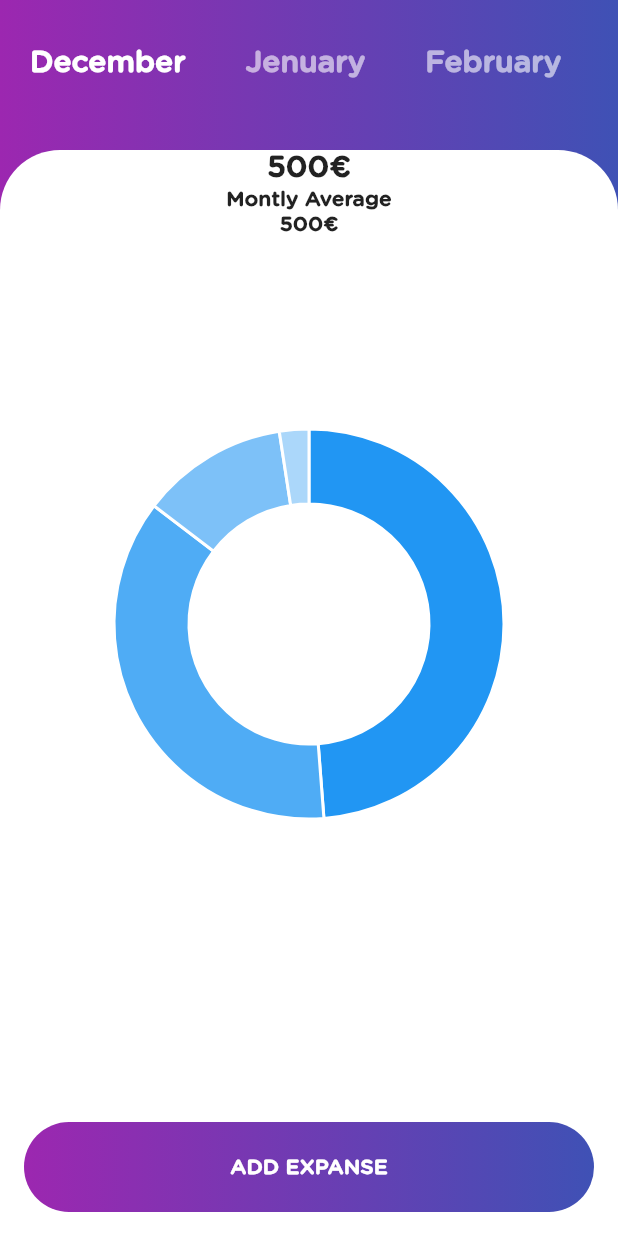
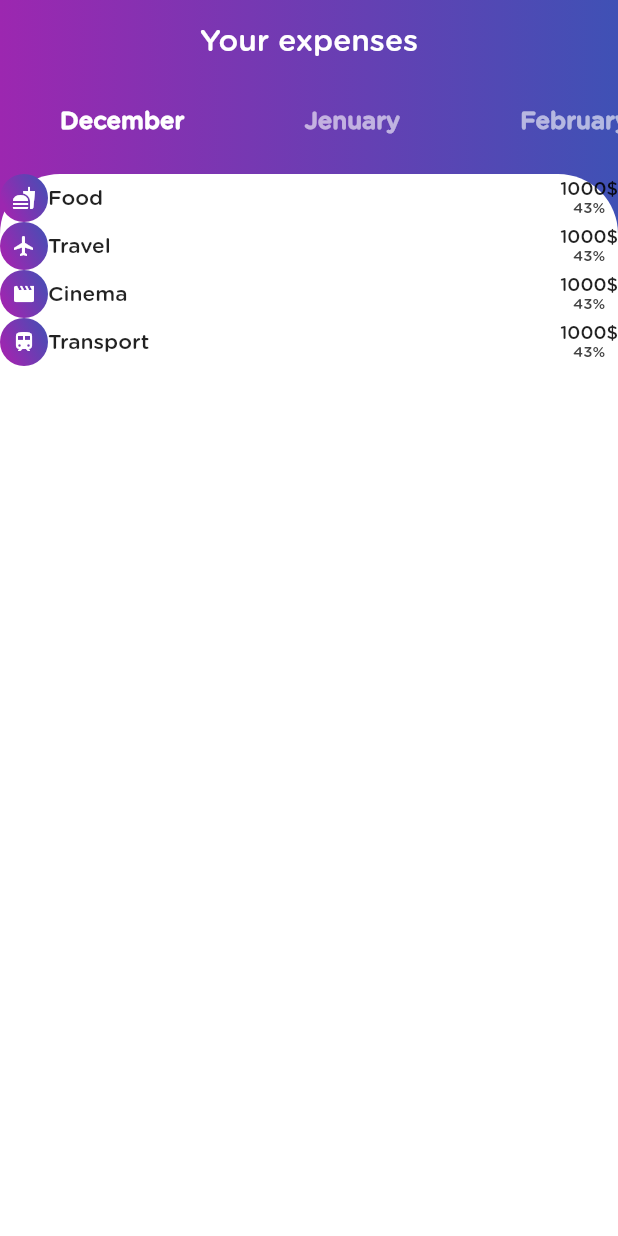
Before and after one commit to racheleantonio/coins, a Flutter app: the screen it shows after launch, on a phone screen of 412 x 824 dp. Run offline on Flutter 3.47's test engine with Material 2 defaults, Android fonts, the phone set to English and light mode, and no system bars; drawn by our look-alikes of pie_chart; our stand-ins replace charts_flutter.

Commit message:
category list

```diff
--- a/lib/models/user.dart
+++ b/lib/models/user.dart
@@ -11,6 +11,7 @@ class User {
 
 class Month {
   String name;
-  HashMap<Category, List<Expanse>> month_expanses;
-  Month({this.month_expanses, this.name});
+  int total;
+  HashMap<Category, List<Expanse>> monthExpanses;
+  Month({this.monthExpanses, this.name, this.total});
 }
--- a/lib/shared/util.dart
+++ b/lib/shared/util.dart
@@ -1,8 +1,18 @@
 import 'package:flutter/material.dart';
 
 enum Category { food, travel, cinema, transport }
-
+final List<String> categories = ["Food", "Travel", "Cinema", "Transport"];
+final Map<String,IconData> icons= {
+  "Food":Icons.fastfood ,
+  "Transport":Icons.train,
+  "Travel":Icons.flight,
+  "Cinema":Icons.movie,
+};
 var grad = LinearGradient(
       begin: Alignment.centerLeft,
       end: Alignment.centerRight,
       colors: <Color>[Colors.purple, Colors.indigo]);
+var grad2 = LinearGradient(
+      begin: Alignment.centerLeft,
+      end: Alignment.topRight,
+      colors: <Color>[Colors.purple, Colors.indigo]);
--- a/lib/sreeens/home.dart
+++ b/lib/sreeens/home.dart
@@ -1,7 +1,8 @@
 import 'package:flutter/material.dart';
-import 'package:charts_flutter/flutter.dart' as charts;
 import 'package:flutter/services.dart';
 import 'package:pie_chart/pie_chart.dart';
+import 'package:testProject/widgets/category_list.dart';
+import 'package:testProject/widgets/chart.dart';
 import '../shared/util.dart';
 import '../widgets/month_selector.dart';
 
@@ -44,17 +45,14 @@ class HomeScreenState extends State<HomeScreen> {
     var chart = DonutPieChart.withSampleData();
 
     var total = new Text(
-
       counter.toString() + '€',
       style: TextStyle(fontWeight: FontWeight.w900, fontSize: 20),
       textAlign: TextAlign.center,
-
     );
     var average = new Text(
       'Montly Average\n' + counter.toString() + '€',
       style: TextStyle(fontWeight: FontWeight.w900, fontSize: 14),
       textAlign: TextAlign.center,
-
     );
     var inner = new ListView(
       children: <Widget>[
@@ -65,7 +63,7 @@ class HomeScreenState extends State<HomeScreen> {
     var recap = new Container(
         height: 300,
         width: 300,
-        child: new Stack(children: <Widget>[chart, Center(child: inner)]));
+        child: new Stack(children: <Widget>[chart, Center(child: total)]));
 
     var button = new Container(
       padding: const EdgeInsets.all(16.0),
@@ -83,27 +81,36 @@ class HomeScreenState extends State<HomeScreen> {
               style: TextStyle(
                   color: Colors.white,
                   fontSize: 14,
-                fontWeight: FontWeight.bold
-              ),
+                  fontWeight: FontWeight.bold),
             ),
           ),
         ),
       ),
     );
 
-    return Scaffold(
+    return Container(
+      decoration: BoxDecoration(gradient: grad),
+      child: Scaffold(
         backgroundColor: Colors.transparent,
-        body: Container(
-          decoration: BoxDecoration(gradient: grad),
-          child: Column(
+        appBar: AppBar(
+          elevation: 0,
+          backgroundColor: Colors.transparent,
+          title: new Center(
+              child: Text(
+            "Your expenses",
+            textAlign: TextAlign.center,
+          )),
+        ),
+        body: Column(
           children: <Widget>[
             MonthSelector(),
             Expanded(
               child: Container(
                 child: Column(
                   children: <Widget>[
-                      Expanded(child: recap),
-                      button,
+                    // Expanded(child: recap),
+                    CategoryList(),
+                    // button,
                   ],
                 ),
                 decoration: BoxDecoration(
@@ -117,59 +124,7 @@ class HomeScreenState extends State<HomeScreen> {
             // dash,
           ],
         ),
-        ));
+      ),
+    );
   }
 }
-
-class DonutPieChart extends StatelessWidget {
-  final List<charts.Series> seriesList;
-  final bool animate;
-
-  DonutPieChart(this.seriesList, {this.animate});
-
-  /// Creates a [PieChart] with sample data and no transition.
-  factory DonutPieChart.withSampleData() {
-    return new DonutPieChart(
-      _createSampleData(),
-      // Disable animations for image tests.
-      animate: true,
-    );
-  }
-
-  @override
-  Widget build(BuildContext context) {
-    return new charts.PieChart(seriesList,
-        animate: animate,
-        animationDuration: Duration(milliseconds: 1000),
-        // Configure the width of the pie slices to 60px. The remaining space in
-        // the chart will be left as a hole in the center.
-        defaultRenderer: new charts.ArcRendererConfig(arcWidth: 50));
-  }
-
-  /// Create one series with sample hard coded data.
-  static List<charts.Series<LinearSales, int>> _createSampleData() {
-    final data = [
-      new LinearSales(0, 100),
-      new LinearSales(1, 75),
-      new LinearSales(2, 25),
-      new LinearSales(3, 5),
-    ];
-
-    return [
-      new charts.Series<LinearSales, int>(
-        id: 'Sales',
-        domainFn: (LinearSales sales, _) => sales.year,
-        measureFn: (LinearSales sales, _) => sales.sales,
-        data: data,
-      )
-    ];
-  }
-}
-
-/// Sample linear data type.
-class LinearSales {
-  final int year;
-  final int sales;
-
-  LinearSales(this.year, this.sales);
-}
--- /dev/null
+++ b/lib/widgets/category_list.dart
@@ -0,0 +1,56 @@
+import 'package:flutter/material.dart';
+import 'package:testProject/shared/util.dart';
+
+class CategoryList extends StatefulWidget {
+  @override
+  _CategoryListState createState() => _CategoryListState();
+}
+
+class _CategoryListState extends State<CategoryList> {
+  @override
+  Widget build(BuildContext context) {
+    return Expanded(
+      child: ListView.builder(
+        itemCount: 4,
+        itemBuilder: (BuildContext context, int index) {
+          return Row(
+            mainAxisAlignment: MainAxisAlignment.spaceBetween,
+            children: <Widget>[
+              Row(
+                children: <Widget>[
+                  Container(
+                    decoration:
+                        BoxDecoration(gradient: grad2, shape: BoxShape.circle),
+                    padding: EdgeInsets.all(8.0),
+                    child: Icon(
+                      icons[categories[index]],
+                      color: Colors.white,
+                      size: 16.0,
+                      semanticLabel: 'Text to announce in accessibility modes',
+                    ),
+                  ),
+                  Column(
+                    children: <Widget>[
+                      Text(
+                        categories[index],
+                        style: TextStyle(
+                            fontSize: 14),
+                      )
+                    ],
+                  ),
+                ],
+              ),
+              Column(
+                children: <Widget>[
+                  Text("1000\$",style: TextStyle(
+                            fontSize: 12, )),
+                  Text("43%",style:TextStyle(color: Colors.grey[800],fontSize: 10,))
+                ],
+              )
+            ],
+          );
+        },
+      ),
+    );
+  }
+}
--- /dev/null
+++ b/lib/widgets/chart.dart
@@ -0,0 +1,56 @@
+import 'package:flutter/material.dart';
+import 'package:charts_flutter/flutter.dart' as charts;
+
+class DonutPieChart extends StatelessWidget {
+  final List<charts.Series> seriesList;
+  final bool animate;
+
+  DonutPieChart(this.seriesList, {this.animate});
+
+  /// Creates a [PieChart] with sample data and no transition.
+  factory DonutPieChart.withSampleData() {
+    return new DonutPieChart(
+      _createSampleData(),
+      animate: true,
+    );
+  }
+
+  @override
+  Widget build(BuildContext context) {
+    return new charts.PieChart(seriesList,
+        animate: animate,
+        animationDuration: Duration(milliseconds: 1000),
+        // Configure the width of the pie slices to 60px. The remaining space in
+        // the chart will be left as a hole in the center.
+        defaultRenderer: new charts.ArcRendererConfig(arcWidth: 50));
+  }
+
+  /// Create one series with sample hard coded data.
+  static List<charts.Series<LinearSales, int>> _createSampleData() {
+    final data = [
+      new LinearSales(0, 100),
+      new LinearSales(1, 333),
+      new LinearSales(2, 333),
+      new LinearSales(666, 333),
+    ];
+
+    return [
+      new charts.Series<LinearSales, int>(
+        id: 'Sales',
+        seriesColor: charts.ColorUtil.fromDartColor(Colors.white),
+        domainFn: (LinearSales sales, _) => sales.year,
+        measureFn: (LinearSales sales, _) => sales.sales,
+        // colorFn: (LinearSales sales, _)=> Colors.red,
+        data: data,
+      )
+    ];
+  }
+}
+
+/// Sample linear data type.
+class LinearSales {
+  final int year;
+  final int sales;
+
+  LinearSales(this.year, this.sales);
+}
--- a/lib/widgets/month_selector.dart
+++ b/lib/widgets/month_selector.dart
@@ -8,11 +8,11 @@ class MonthSelector extends StatefulWidget {
 
 class _MonthSelectorState extends State<MonthSelector> {
   int selectedIndex=0;
-  final List<String> months=["December","Jenuary", "February","March"];
+  final List<String> months=["December","Jenuary", "February","March", "April", "May", "June"];
   @override
   Widget build(BuildContext context) {
     return Container(
-      height: 100.0,
+      height: 60.0,
       child: ListView.builder(
         scrollDirection: Axis.horizontal,
         itemCount:months.length,
@@ -28,11 +28,11 @@ class _MonthSelectorState extends State<MonthSelector> {
               children: <Widget>[
                 Padding(
                   padding: EdgeInsets.symmetric(
-                    horizontal: 20,vertical: 30
+                    horizontal: 40,vertical: 16
                   ), child: Text(
                     months[index],
                     style: TextStyle(
-                      color:index== selectedIndex? Colors.white: Colors.white60,fontSize: 20, fontWeight: FontWeight.bold
+                      color:index== selectedIndex? Colors.white: Colors.white60,fontSize: 16, fontWeight: FontWeight.bold
                     ),
                   ),
                 ),
--- a/pubspec.yaml
+++ b/pubspec.yaml
@@ -14,7 +14,7 @@ description: A new Flutter project.
 version: 1.0.0+1
 
 environment:
-  sdk: ">=2.1.0 <3.0.0"
+  sdk: ">=2.2.0 <3.0.0"
 
 dependencies:
   flutter:
```
Lines whose indentation alone changed are shown as unchanged.
